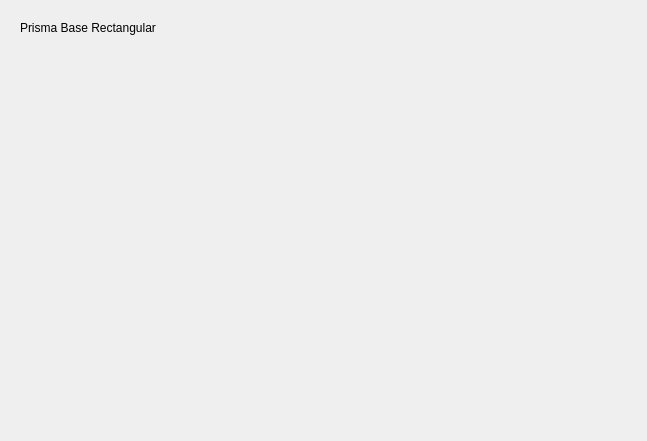
axgtz/Analisis-y-Diseno-de-Algoritmos, file GraficosQT/QTGraphics/prismabaserect.ui: the form before one commit.
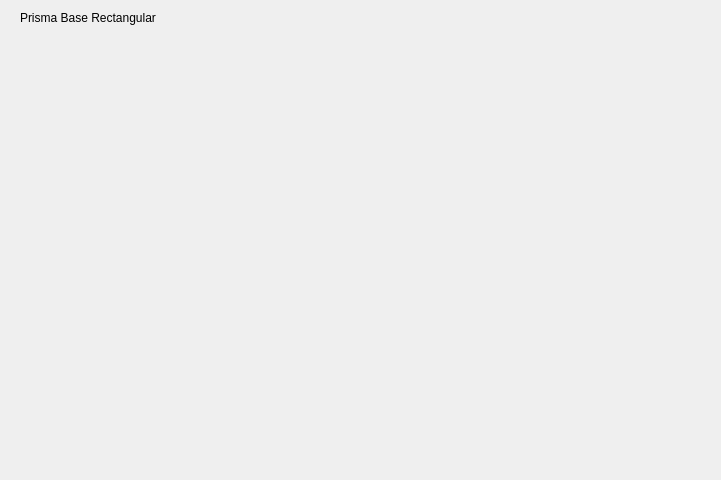
The form after the commit.

Commit message: UI buttons work, changed to dialog

The edit to the form file:
```diff
--- a/GraficosQT/QTGraphics/prismabaserect.ui
+++ b/GraficosQT/QTGraphics/prismabaserect.ui
@@ -1,13 +1,13 @@
 <?xml version="1.0" encoding="UTF-8"?>
 <ui version="4.0">
- <class>prismaBaseRect</class>
- <widget class="QWidget" name="prismaBaseRect">
+ <class>prismabaserect</class>
+ <widget class="QDialog" name="prismabaserect">
   <property name="geometry">
    <rect>
     <x>0</x>
     <y>0</y>
-    <width>647</width>
-    <height>441</height>
+    <width>721</width>
+    <height>480</height>
    </rect>
   </property>
   <property name="windowTitle">
@@ -17,8 +17,8 @@
    <property name="geometry">
     <rect>
      <x>20</x>
-     <y>20</y>
-     <width>161</width>
+     <y>10</y>
+     <width>221</width>
      <height>16</height>
     </rect>
    </property>
```
Left out of the diff: 2 changed lines with no effect on the pictures. The commit also changes 50 other files.
